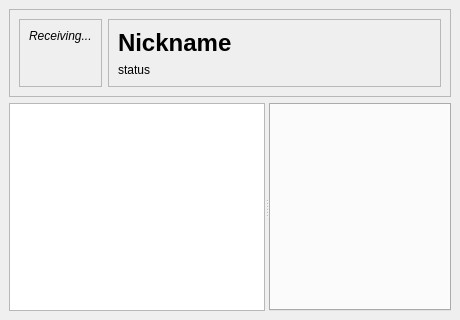
First picture: the form in weboob/applications/qhavesex/ui/profile.ui, repository laurentb/weboob, before the edit.
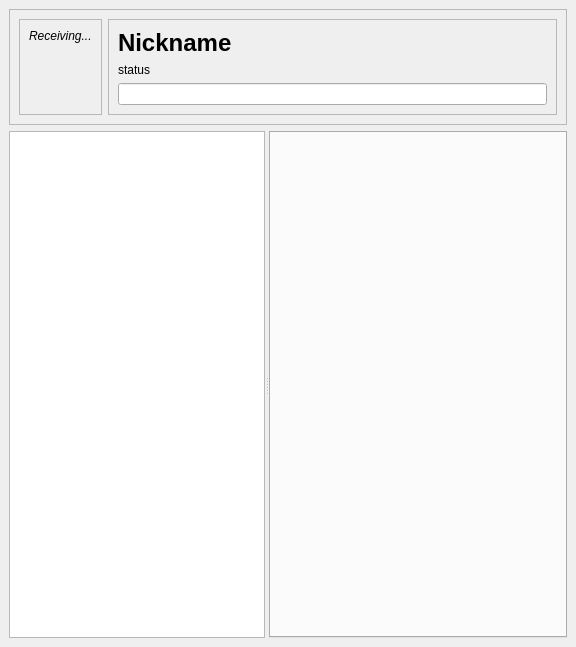
Second picture: the form after the edit.

Commit message: display contacts URL in qhavesex

```diff
--- a/weboob/applications/qhavesex/ui/profile.ui
+++ b/weboob/applications/qhavesex/ui/profile.ui
@@ -6,8 +6,8 @@
    <rect>
     <x>0</x>
     <y>0</y>
-    <width>460</width>
-    <height>320</height>
+    <width>576</width>
+    <height>647</height>
    </rect>
   </property>
   <property name="windowTitle">
@@ -33,8 +33,8 @@
        <rect>
         <x>0</x>
         <y>0</y>
-        <width>460</width>
-        <height>320</height>
+        <width>576</width>
+        <height>647</height>
        </rect>
       </property>
       <layout class="QVBoxLayout" name="verticalLayout">
@@ -114,6 +114,9 @@
                </property>
               </widget>
              </item>
+             <item>
+              <widget class="QLineEdit" name="contactURLEdit"/>
+             </item>
              <item>
               <spacer name="verticalSpacer">
                <property name="orientation">
```
The commit also changes 1 other file.
